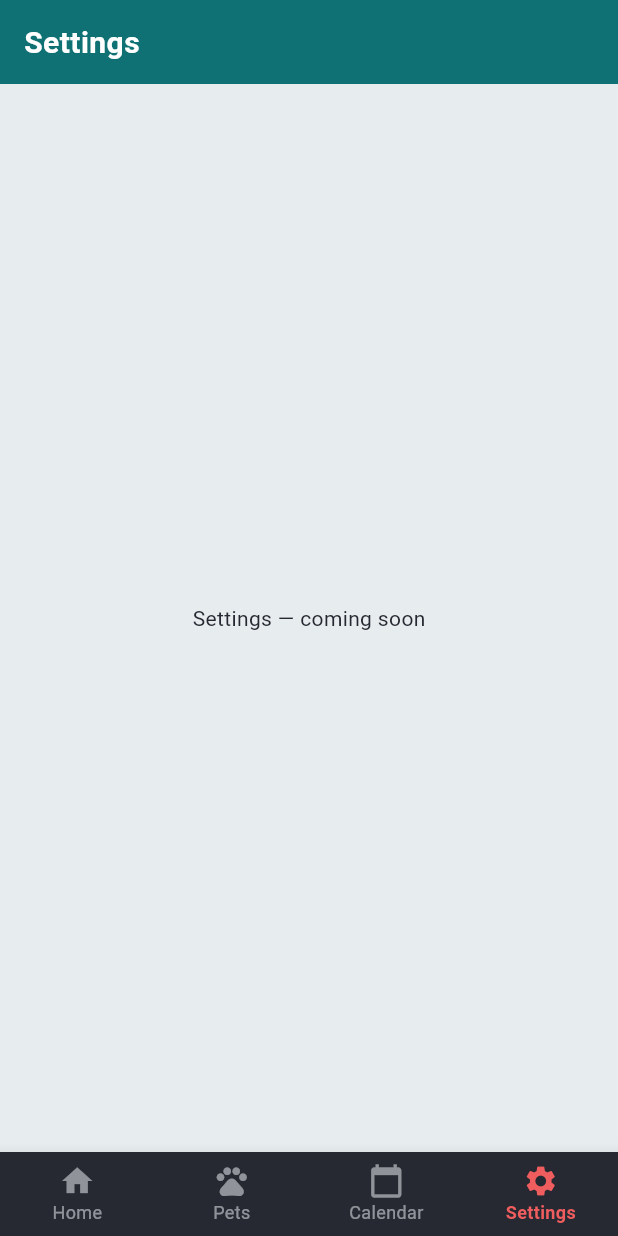
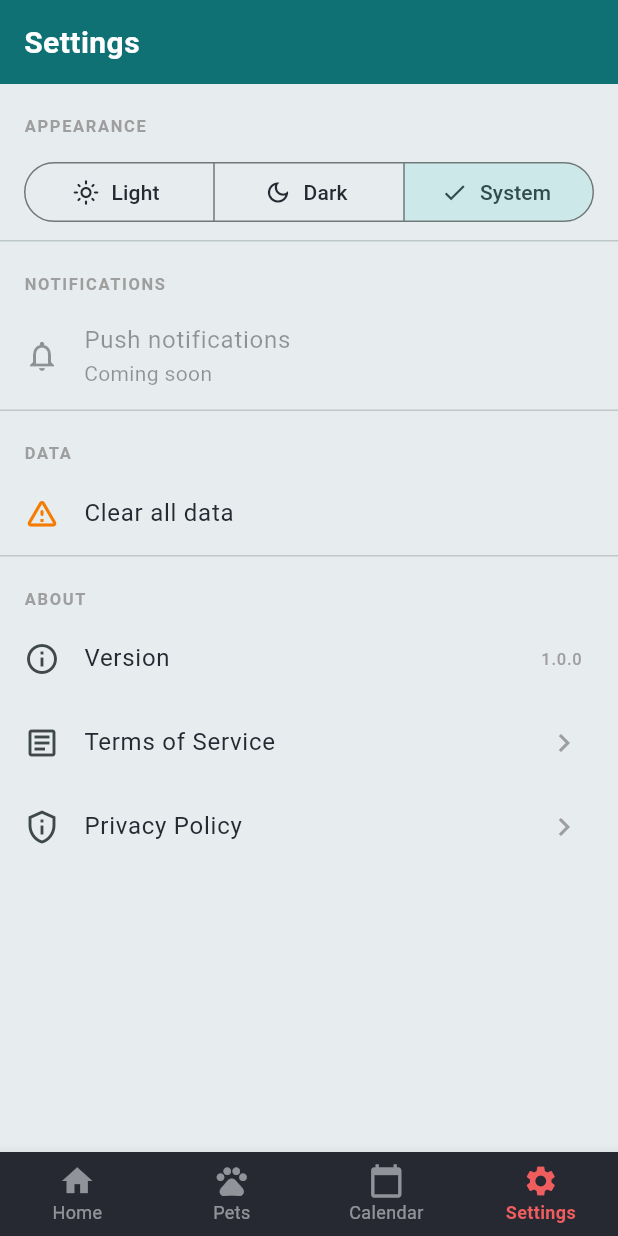
Before and after one commit to sxkcode/pawlog, a Flutter app: the screen it shows after launch, item 4 of the bottom bar chosen, on a phone screen of 412 x 824 dp. Run offline on Flutter 3.47's test engine with Material 3 defaults, Android fonts, the phone set to English and light mode, and no system bars; our stand-ins replace drift, drift_flutter, flutter_riverpod, package_info_plus, shared_preferences, table_calendar; accounts and stored records are empty; generated files the repository leaves out were written again.

Commit message:
Added Settings page

```diff
--- a/lib/database/database.dart
+++ b/lib/database/database.dart
@@ -132,4 +132,10 @@ class AppDatabase extends _$AppDatabase {
 
   Future<int> insertEvent(EventsCompanion companion) =>
       into(events).insert(companion);
+
+  Future<void> clearAllData() async {
+    await delete(events).go();
+    await delete(customBlueprints).go();
+    await delete(pets).go();
+  }
 }
--- a/lib/main.dart
+++ b/lib/main.dart
@@ -3,6 +3,7 @@ import 'package:flutter_riverpod/flutter_riverpod.dart';
 import 'constants/dummy_data.dart';
 import 'providers/nav_provider.dart';
 import 'providers/profile_provider.dart';
+import 'providers/theme_provider.dart';
 import 'screens/home/home_screen.dart';
 import 'screens/home/widgets/event_fab.dart';
 import 'screens/pets/pet_detail_screen.dart';
@@ -12,6 +13,7 @@ import 'screens/profile/profile_screen.dart';
 import 'screens/settings/settings_screen.dart';
 import 'services/database_service.dart';
 import 'services/profile_service.dart';
+import 'services/theme_service.dart';
 
 const _teal = Color(0xFF0F7173);
 const _background = Color(0xFFE7ECEF);
@@ -26,6 +28,7 @@ void main() async {
 
   final dbService = DatabaseService.create();
   final profileService = await ProfileService.create();
+  final themeService = await ThemeService.create();
 
   // Seed with demo data on first launch (empty DB).
   final existingPets = await dbService.db.getPetsForUser();
@@ -38,20 +41,24 @@ void main() async {
       overrides: [
         databaseServiceProvider.overrideWithValue(dbService),
         profileServiceProvider.overrideWith((ref) => profileService),
+        themeServiceProvider.overrideWith((ref) => themeService),
       ],
       child: const PawlogApp(),
     ),
   );
 }
 
-class PawlogApp extends StatelessWidget {
+class PawlogApp extends ConsumerWidget {
   const PawlogApp({super.key});
 
   @override
-  Widget build(BuildContext context) {
+  Widget build(BuildContext context, WidgetRef ref) {
+    final themeMode = ref.watch(themeServiceProvider).mode;
     return MaterialApp(
       title: 'Pawlog',
       debugShowCheckedModeBanner: false,
+      themeMode: themeMode,
+      darkTheme: ThemeData.dark(),
       theme: ThemeData(
         useMaterial3: true,
         colorScheme: ColorScheme.fromSeed(seedColor: _teal).copyWith(
--- /dev/null
+++ b/lib/providers/theme_provider.dart
@@ -0,0 +1,6 @@
+import 'package:flutter_riverpod/flutter_riverpod.dart';
+import '../services/theme_service.dart';
+
+final themeServiceProvider = ChangeNotifierProvider<ThemeService>(
+  (ref) => throw UnimplementedError('ThemeService must be initialized in main'),
+);
--- a/lib/screens/settings/settings_screen.dart
+++ b/lib/screens/settings/settings_screen.dart
@@ -1,13 +1,147 @@
 import 'package:flutter/material.dart';
 import 'package:flutter_riverpod/flutter_riverpod.dart';
+import 'package:package_info_plus/package_info_plus.dart';
+import '../../providers/event_provider.dart';
+import '../../providers/pet_provider.dart';
+import '../../providers/theme_provider.dart';
 
 class SettingsScreen extends ConsumerWidget {
   const SettingsScreen({super.key});
 
+  static Widget _header(String label) => Padding(
+        padding: const EdgeInsets.fromLTRB(16, 20, 16, 4),
+        child: Text(
+          label.toUpperCase(),
+          style: TextStyle(
+            fontSize: 11,
+            fontWeight: FontWeight.w700,
+            color: Colors.grey.shade500,
+            letterSpacing: 1.1,
+          ),
+        ),
+      );
+
+  static Future<void> _showInfo(BuildContext context, String title) =>
+      showDialog<void>(
+        context: context,
+        builder: (ctx) => AlertDialog(
+          title: Text(title),
+          content: const Text('Coming soon.'),
+          actions: [
+            TextButton(
+              onPressed: () => Navigator.of(ctx).pop(),
+              child: const Text('OK'),
+            ),
+          ],
+        ),
+      );
+
+  Future<void> _confirmClear(BuildContext context, WidgetRef ref) async {
+    final confirmed = await showDialog<bool>(
+      context: context,
+      builder: (ctx) => AlertDialog(
+        title: const Text('Clear all data?'),
+        content: const Text(
+          'This will permanently delete all pets and events. '
+          'This cannot be undone.',
+        ),
+        actions: [
+          TextButton(
+            onPressed: () => Navigator.of(ctx).pop(false),
+            child: const Text('Cancel'),
+          ),
+          TextButton(
+            onPressed: () => Navigator.of(ctx).pop(true),
+            style: TextButton.styleFrom(foregroundColor: Colors.red),
+            child: const Text('Clear'),
+          ),
+        ],
+      ),
+    );
+    if (confirmed != true || !context.mounted) return;
+    await ref.read(petServiceProvider).clearAll();
+    await ref.read(eventServiceProvider).refresh();
+  }
+
   @override
   Widget build(BuildContext context, WidgetRef ref) {
-    return const Center(
-      child: Text('Settings — coming soon'),
+    final themeMode = ref.watch(themeServiceProvider).mode;
+
+    return ListView(
+      children: [
+        // ── Appearance ───────────────────────────────────────────────
+        _header('Appearance'),
+        Padding(
+          padding: const EdgeInsets.symmetric(horizontal: 16, vertical: 8),
+          child: SegmentedButton<ThemeMode>(
+            segments: const [
+              ButtonSegment(
+                  value: ThemeMode.light,
+                  label: Text('Light'),
+                  icon: Icon(Icons.light_mode_outlined)),
+              ButtonSegment(
+                  value: ThemeMode.dark,
+                  label: Text('Dark'),
+                  icon: Icon(Icons.dark_mode_outlined)),
+              ButtonSegment(
+                  value: ThemeMode.system,
+                  label: Text('System'),
+                  icon: Icon(Icons.brightness_auto)),
+            ],
+            selected: {themeMode},
+            onSelectionChanged: (s) =>
+                ref.read(themeServiceProvider).setMode(s.first),
+          ),
+        ),
+        const Divider(height: 1),
+
+        // ── Notifications ─────────────────────────────────────────────
+        _header('Notifications'),
+        ListTile(
+          leading: const Icon(Icons.notifications_outlined),
+          title: const Text('Push notifications'),
+          subtitle: const Text('Coming soon'),
+          enabled: false,
+        ),
+        const Divider(height: 1),
+
+        // ── Data ──────────────────────────────────────────────────────
+        _header('Data'),
+        ListTile(
+          leading:
+              Icon(Icons.warning_amber_rounded, color: Colors.orange.shade700),
+          title: const Text('Clear all data'),
+          onTap: () => _confirmClear(context, ref),
+        ),
+        const Divider(height: 1),
+
+        // ── About ─────────────────────────────────────────────────────
+        _header('About'),
+        FutureBuilder<PackageInfo>(
+          future: PackageInfo.fromPlatform(),
+          builder: (ctx, snap) => ListTile(
+            leading: const Icon(Icons.info_outline),
+            title: const Text('Version'),
+            trailing: Text(
+              snap.data?.version ?? '…',
+              style: const TextStyle(color: Colors.grey),
+            ),
+          ),
+        ),
+        ListTile(
+          leading: const Icon(Icons.article_outlined),
+          title: const Text('Terms of Service'),
+          trailing: const Icon(Icons.chevron_right, color: Colors.grey),
+          onTap: () => _showInfo(context, 'Terms of Service'),
+        ),
+        ListTile(
+          leading: const Icon(Icons.privacy_tip_outlined),
+          title: const Text('Privacy Policy'),
+          trailing: const Icon(Icons.chevron_right, color: Colors.grey),
+          onTap: () => _showInfo(context, 'Privacy Policy'),
+        ),
+        const SizedBox(height: 32),
+      ],
     );
   }
 }
--- /dev/null
+++ b/lib/services/theme_service.dart
@@ -0,0 +1,36 @@
+import 'package:flutter/material.dart';
+import 'package:shared_preferences/shared_preferences.dart';
+
+const _kThemeMode = 'theme_mode';
+
+class ThemeService extends ChangeNotifier {
+  ThemeMode _mode;
+
+  ThemeService._(this._mode);
+
+  static Future<ThemeService> create() async {
+    final prefs = await SharedPreferences.getInstance();
+    return ThemeService._(_fromString(prefs.getString(_kThemeMode) ?? 'system'));
+  }
+
+  ThemeMode get mode => _mode;
+
+  Future<void> setMode(ThemeMode mode) async {
+    _mode = mode;
+    notifyListeners();
+    final prefs = await SharedPreferences.getInstance();
+    await prefs.setString(_kThemeMode, _toString(mode));
+  }
+
+  static ThemeMode _fromString(String s) => switch (s) {
+        'light' => ThemeMode.light,
+        'dark' => ThemeMode.dark,
+        _ => ThemeMode.system,
+      };
+
+  static String _toString(ThemeMode m) => switch (m) {
+        ThemeMode.light => 'light',
+        ThemeMode.dark => 'dark',
+        ThemeMode.system => 'system',
+      };
+}
--- a/pubspec.yaml
+++ b/pubspec.yaml
@@ -43,6 +43,7 @@ dependencies:
   path: ^1.9.1
   shared_preferences: ^2.5.5
   table_calendar: ^3.2.0
+  package_info_plus: ^10.1.0
 
 dev_dependencies:
   flutter_test:
```
Also changed, not shown: lib/services/pet_service.dart (+7 -0 lines), pubspec.lock, 1 other file.
